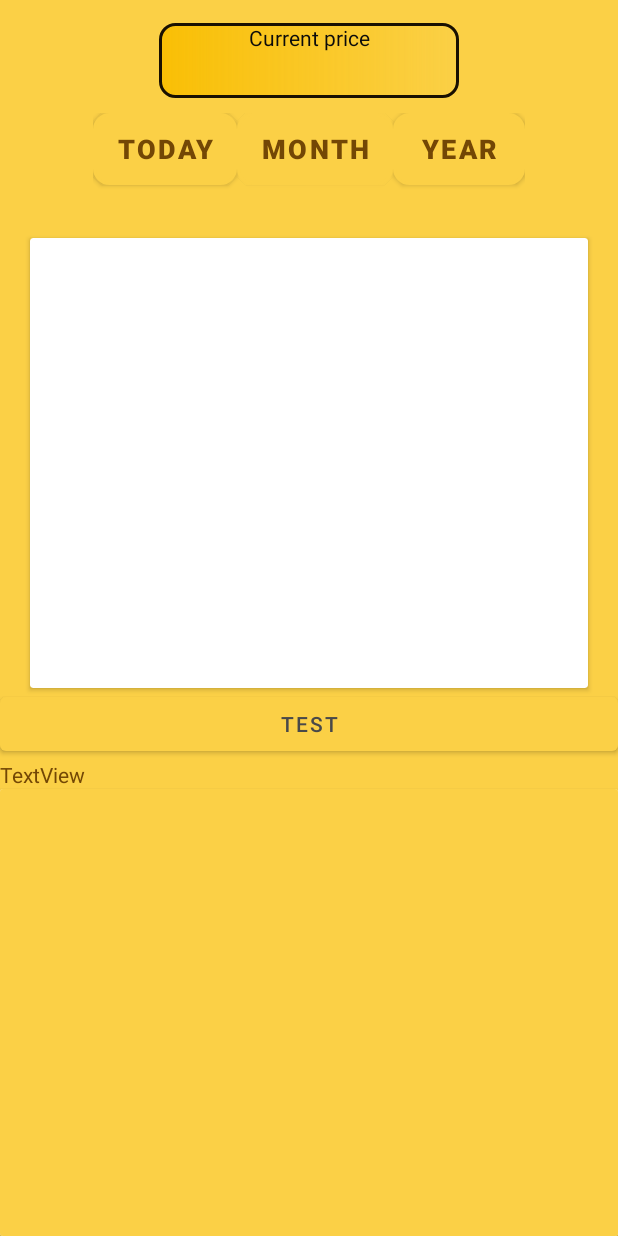
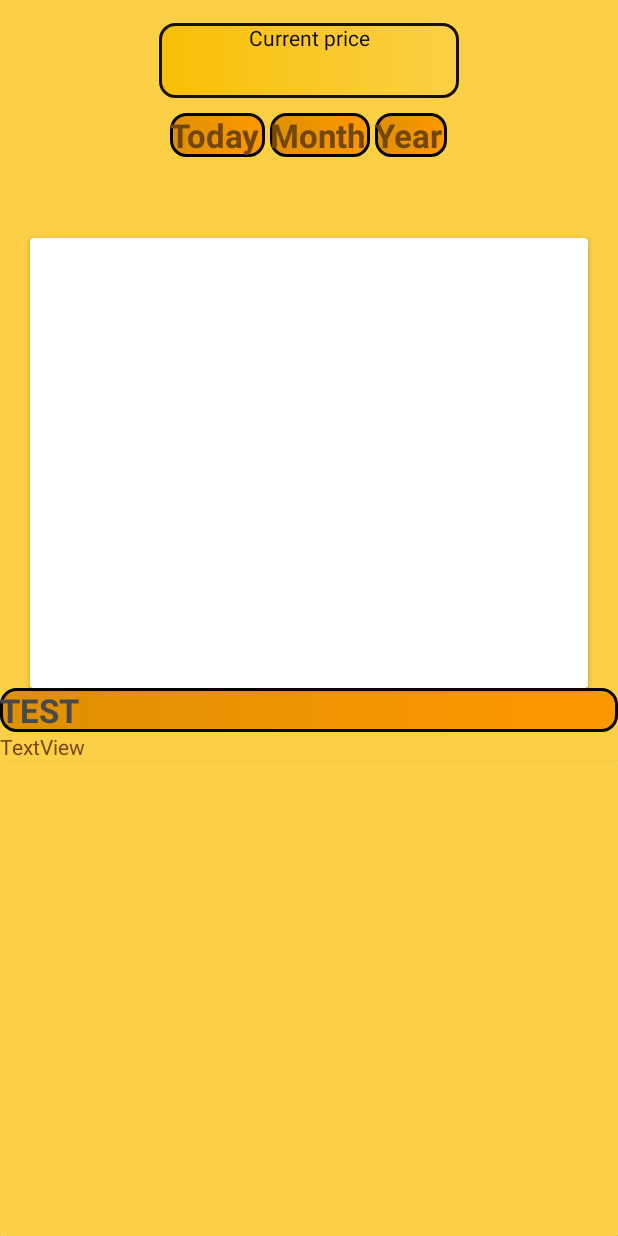
Before and after one commit to DarjaDav0/Easy-Energy, an Android app: the layout fragment_main.xml on its own in the app's theme, with its tools: preview values and no code run, on a phone screen of 412 x 824 dp. Run offline under Robolectric (Android 15) with nearby library versions, the phone set to English and light mode, and no system bars; plain views replace AAChartView; network calls fail.

Commit message:
Nyt buttonien gradientit näkyvät molemmissa teemoissa!
Jouduin sittenkin tekemään styles tiedoston takas

```diff
--- a/app/src/main/res/drawable/button_background.xml
+++ b/app/src/main/res/drawable/button_background.xml
@@ -1,6 +1,6 @@
 <?xml version="1.0" encoding="utf-8"?>
 <shape xmlns:android="http://schemas.android.com/apk/res/android" android:shape="rectangle">
-    <gradient android:startColor="@color/dark_amber" android:endColor="@color/dark_grey" />
+    <gradient android:startColor="@color/dark_amber" android:endColor="@color/orange" />
     <corners android:radius="10dp"/>
     <stroke android:width="2dp" android:color="@color/black"/>
 </shape>
--- a/app/src/main/res/drawable/darktheme_button_background.xml
+++ b/app/src/main/res/drawable/darktheme_button_background.xml
@@ -1,6 +1,6 @@
 <?xml version="1.0" encoding="utf-8"?>
 <shape xmlns:android="http://schemas.android.com/apk/res/android" android:shape="rectangle">
-    <gradient android:startColor="@color/dark_brown" android:endColor="@color/light_amber" />
+    <gradient android:startColor="@color/light_brown" android:endColor="@color/light_amber" />
     <corners android:radius="10dp"/>
-    <stroke android:width="4dp" android:color="@color/orange"/>
+    <stroke android:width="2dp" android:color="@color/orange"/>
 </shape>
--- a/app/src/main/res/layout/fragment_main.xml
+++ b/app/src/main/res/layout/fragment_main.xml
@@ -1,14 +1,13 @@
 <?xml version="1.0" encoding="utf-8"?>
-<LinearLayout
-    xmlns:android="http://schemas.android.com/apk/res/android"
+<LinearLayout xmlns:android="http://schemas.android.com/apk/res/android"
     xmlns:app="http://schemas.android.com/apk/res-auto"
     xmlns:tools="http://schemas.android.com/tools"
     android:layout_width="match_parent"
     android:layout_height="match_parent"
     android:orientation="vertical"
+    android:textAlignment="viewStart"
     app:layout_behavior="@string/appbar_scrolling_view_behavior"
     tools:showIn="@layout/app_bar_main">
-
 
 
     <LinearLayout
@@ -48,23 +47,26 @@
 
         <Button
             android:id="@+id/day_button"
-            style="@style/ButtonEE"
             android:layout_width="wrap_content"
             android:layout_height="wrap_content"
+            android:layout_marginEnd="3dp"
+            android:includeFontPadding="true"
+            android:paddingEnd="3dp"
             android:text="@string/today_btn" />
 
         <Button
             android:id="@+id/month_button"
-            style="@style/ButtonEE"
             android:layout_width="wrap_content"
             android:layout_height="wrap_content"
+            android:layout_marginEnd="3dp"
+            android:paddingEnd="3dp"
             android:text="@string/month_btn" />
 
         <Button
             android:id="@+id/year_button"
-            style="@style/ButtonEE"
             android:layout_width="wrap_content"
             android:layout_height="wrap_content"
+            android:paddingEnd="3dp"
             android:text="@string/year_btn" />
     </LinearLayout>
 
@@ -96,9 +98,9 @@
     <Button
         android:id="@+id/button_for_testing"
         android:layout_width="match_parent"
-        android:textColor="@color/dark_grey"
         android:layout_height="wrap_content"
-        android:text="TEST" />
+        android:text="TEST"
+        android:textColor="@color/dark_grey" />
 
     <TextView
         android:id="@+id/textView5"
@@ -108,7 +110,8 @@
 
     <androidx.cardview.widget.CardView
         android:layout_width="match_parent"
-        android:layout_height="match_parent" >
+        android:layout_height="match_parent">
+
         <androidx.recyclerview.widget.RecyclerView
             android:id="@+id/day_price_list"
             android:layout_width="match_parent"
--- a/app/src/main/res/values-night/themes.xml
+++ b/app/src/main/res/values-night/themes.xml
@@ -1,16 +1,16 @@
 <resources xmlns:tools="http://schemas.android.com/tools">
     <!-- Base application theme. -->
-    <style name="Theme.EasyEnergy" parent="Theme.MaterialComponents.DayNight.DarkActionBar">
+    <style name="Theme.EasyEnergy" parent="Theme.AppCompat.Light.NoActionBar">
         <!-- Primary brand color. -->
 
         <item name="colorOnPrimary">@color/grey</item>
-        <item name="colorPrimary">@color/dark_grey</item>
-        <item name="colorPrimaryVariant">@color/light_brown</item>
+        <item name="colorPrimary">@color/light_amber</item>
+        <item name="colorPrimaryVariant">@color/brown</item>
 
         <!-- Secondary brand color. -->
         <item name="colorSecondary">@color/amber</item>
         <item name="colorSecondaryVariant">@color/light_amber</item>
-        <item name="colorOnSecondary">@color/dark_amber</item>
+        <item name="colorOnSecondary">@color/orange</item>
         <!-- Status bar color. -->
 
         <!-- Customize your theme here. -->
@@ -19,13 +19,10 @@
         <item name="android:textColor">@color/light_amber</item>
         <item name="android:background">@color/darker_grey</item>
         <item name="android:windowLightStatusBar">false</item>
+        <item name="colorControlHighlight">@color/light_amber</item>
+        <item name="android:buttonStyle">@style/dark_buttonEE</item>
     </style>
 
-    <style name="DarkButtonEE">
-        <item name="android:textStyle">bold</item>
-        <item name="android:textColor">@color/amber</item>
-        <item name="android:background">@drawable/darktheme_button_background</item>
-    </style>
 
     <style name="Theme.EasyEnergy.NoActionBar">
         <item name="windowActionBar">false</item>
--- /dev/null
+++ b/app/src/main/res/values/style.xml
@@ -0,0 +1,16 @@
+<?xml version="1.0" encoding="utf-8"?>
+<resources>
+    <style name="dark_buttonEE" parent="Theme.AppCompat.Light.NoActionBar">
+        <item name="android:textStyle">bold</item>
+        <item name="android:textColor">@color/dark_brown</item>
+        <item name="android:background">@drawable/darktheme_button_background</item>
+        <item name="android:textSize">22dp</item>
+    </style>
+
+    <style name="ButtonEE" parent="Theme.AppCompat.Light.NoActionBar">
+        <item name="android:textStyle">bold</item>
+        <item name="android:textColor">@color/brown</item>
+        <item name="android:background">@drawable/button_background</item>
+        <item name="android:textSize">22dp</item>
+    </style>
+</resources>
--- a/app/src/main/res/values/themes.xml
+++ b/app/src/main/res/values/themes.xml
@@ -1,6 +1,6 @@
 <resources xmlns:tools="http://schemas.android.com/tools" xmlns:android="http://schemas.android.com/apk/res/android">
     <!-- Base application theme. -->
-    <style name="Theme.EasyEnergy" parent="Theme.MaterialComponents.DayNight.DarkActionBar">
+    <style name="Theme.EasyEnergy" parent="Theme.AppCompat.Light.NoActionBar">
         <!-- Primary brand color. -->
         <item name="colorPrimary">@color/light_amber</item>
         <item name="colorPrimaryDark">@color/dark_amber</item>
@@ -16,14 +16,9 @@
         <item name="android:background">@color/light_amber</item>
         <!-- Customize your theme here. -->
         <item name="android:windowLightStatusBar">false</item>
+        <item name="android:buttonStyle">@style/ButtonEE</item>
     </style>
 
-    <style name="ButtonEE">
-        <item name="android:textStyle">bold</item>
-        <item name="android:textColor">@color/brown</item>
-        <item name="android:background">@drawable/button_background</item>
-        <item name="android:textSize">18dp</item>
-    </style>
 
     <style name="Theme.EasyEnergy.NoActionBar">
         <item name="windowActionBar">false</item>
```
